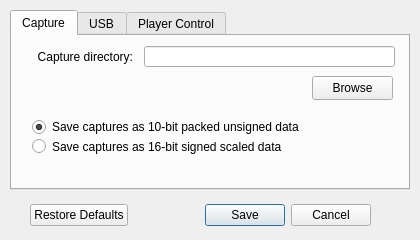
simoninns/DomesdayDuplicator-gui-app, file Linux-Application/DomesdayDuplicator/configurationdialog.ui: the form before one commit.
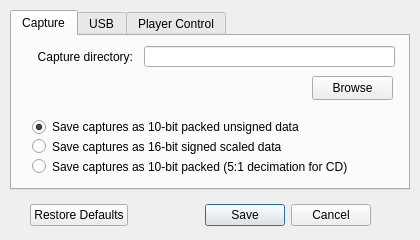
The form after the commit.

Commit message: Added 5:1 decimation 10-bit packed sample format for CD EFM capture (to config and UI only)

What changed in the file:
```diff
--- a/Linux-Application/DomesdayDuplicator/configurationdialog.ui
+++ b/Linux-Application/DomesdayDuplicator/configurationdialog.ui
@@ -131,6 +131,19 @@
       <bool>true</bool>
      </property>
     </widget>
+    <widget class="QRadioButton" name="saveAs10BitCdRadioButton">
+     <property name="geometry">
+      <rect>
+       <x>20</x>
+       <y>120</y>
+       <width>361</width>
+       <height>21</height>
+      </rect>
+     </property>
+     <property name="text">
+      <string>Save captures as 10-bit packed (5:1 decimation for CD)</string>
+     </property>
+    </widget>
    </widget>
    <widget class="QWidget" name="usb">
     <attribute name="title">
```
The commit also changes 4 other files.
